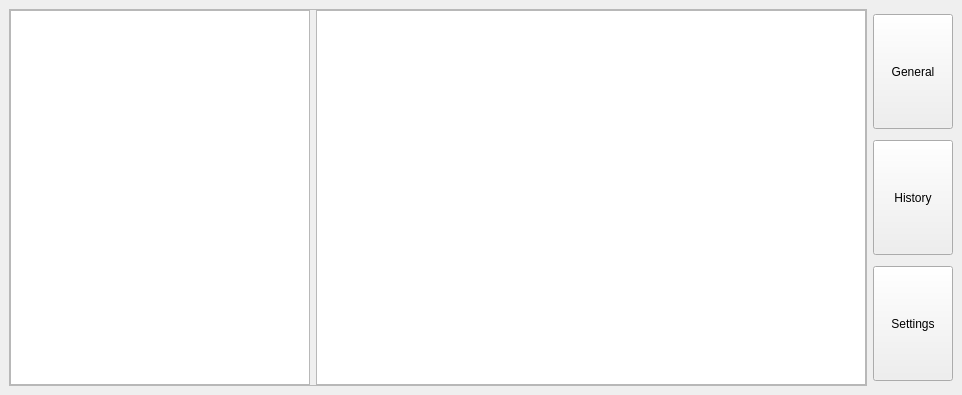
Above: mainwindow.ui from eskildsvennungsen/SRRP-GUI before the change. Below: the same form after it.
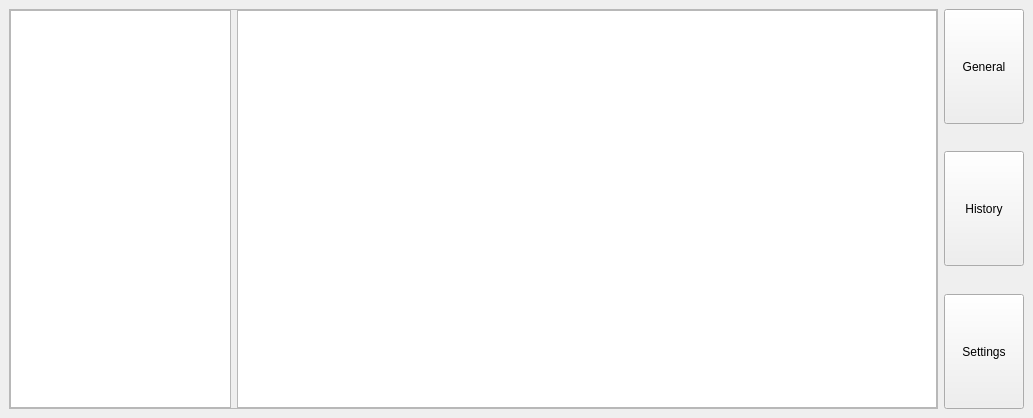
That is the form after the change.

What changed in the file:
```diff
--- a/mainwindow.ui
+++ b/mainwindow.ui
@@ -6,8 +6,8 @@
    <rect>
     <x>0</x>
     <y>0</y>
-    <width>962</width>
-    <height>395</height>
+    <width>1033</width>
+    <height>418</height>
    </rect>
   </property>
   <property name="windowTitle">
@@ -23,9 +23,6 @@
    <layout class="QHBoxLayout" name="horizontalLayout">
     <item>
      <widget class="QFrame" name="generalFrame">
-      <property name="enabled">
-       <bool>true</bool>
-      </property>
       <property name="minimumSize">
        <size>
         <width>800</width>
@@ -65,7 +62,7 @@
         <widget class="QTableView" name="tableView">
          <property name="minimumSize">
           <size>
-           <width>550</width>
+           <width>700</width>
            <height>0</height>
           </size>
          </property>
@@ -89,6 +86,19 @@
         </property>
        </widget>
       </item>
+      <item>
+       <spacer name="verticalSpacer">
+        <property name="orientation">
+         <enum>Qt::Vertical</enum>
+        </property>
+        <property name="sizeHint" stdset="0">
+         <size>
+          <width>20</width>
+          <height>40</height>
+         </size>
+        </property>
+       </spacer>
+      </item>
       <item>
        <widget class="QPushButton" name="history">
         <property name="minimumSize">
@@ -102,6 +112,19 @@
         </property>
        </widget>
       </item>
+      <item>
+       <spacer name="verticalSpacer_2">
+        <property name="orientation">
+         <enum>Qt::Vertical</enum>
+        </property>
+        <property name="sizeHint" stdset="0">
+         <size>
+          <width>20</width>
+          <height>40</height>
+         </size>
+        </property>
+       </spacer>
+      </item>
       <item>
        <widget class="QPushButton" name="settings">
         <property name="minimumSize">
```
